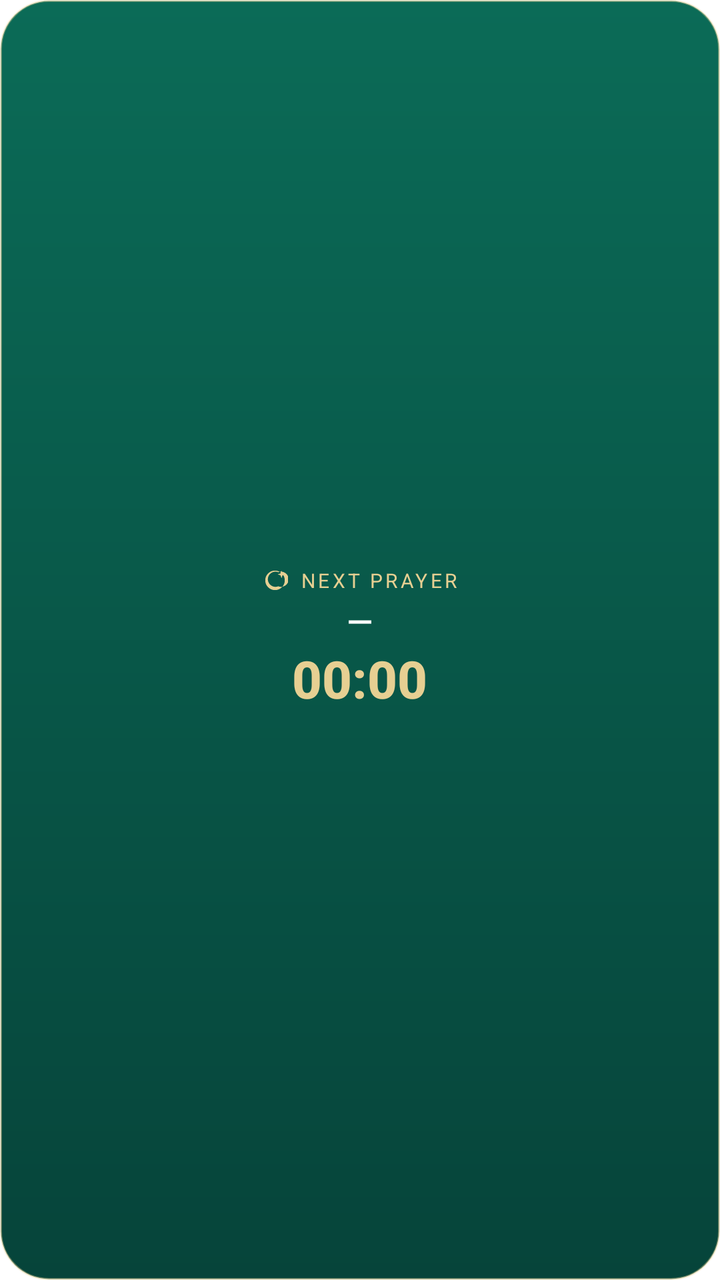
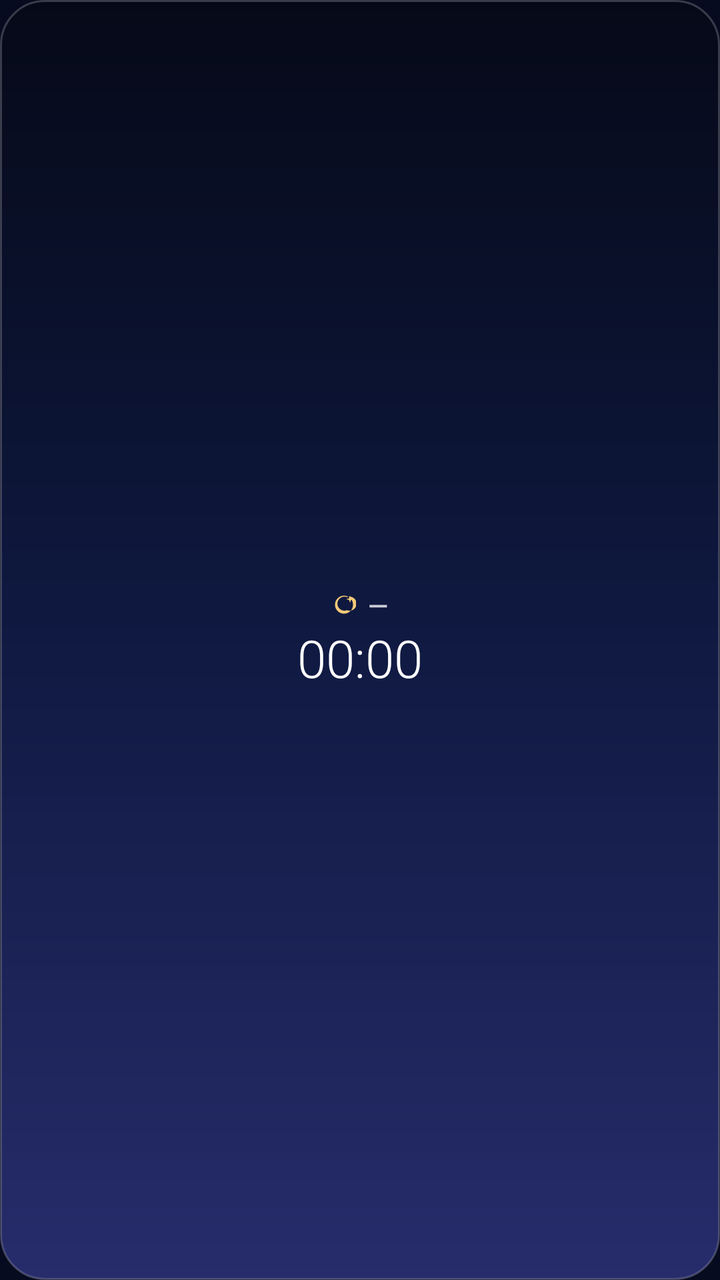

Compare the two renders of this Android layout. The source of the first and the diff that turns it into the second are given below.
<!-- AndroidManifest.xml: application theme Theme.AzanUlm -->
<!-- res/layout/widget_next_prayer.xml -->
<?xml version="1.0" encoding="utf-8"?>
<LinearLayout xmlns:android="http://schemas.android.com/apk/res/android"
    android:id="@+id/widget_root"
    android:layout_width="match_parent"
    android:layout_height="match_parent"
    android:orientation="vertical"
    android:background="@drawable/widget_background"
    android:paddingHorizontal="14dp"
    android:paddingVertical="10dp"
    android:gravity="center">

    <LinearLayout
        android:id="@+id/widget_header"
        android:layout_width="wrap_content"
        android:layout_height="wrap_content"
        android:orientation="horizontal"
        android:gravity="center_vertical">

        <ImageView
            android:layout_width="13dp"
            android:layout_height="13dp"
            android:src="@drawable/ic_crescent_star"
            android:tint="@color/widget_gold_light"
            android:contentDescription="@null" />

        <TextView
            android:id="@+id/widget_label"
            android:layout_width="wrap_content"
            android:layout_height="wrap_content"
            android:layout_marginStart="6dp"
            android:text="@string/widget_next_prayer"
            android:textColor="@color/widget_gold_light"
            android:textSize="10sp"
            android:letterSpacing="0.14"
            android:textAllCaps="true"
            android:maxLines="1" />
    </LinearLayout>

    <TextView
        android:id="@+id/widget_prayer"
        android:layout_width="wrap_content"
        android:layout_height="wrap_content"
        android:layout_marginTop="2dp"
        android:maxLines="1"
        android:ellipsize="end"
        android:text="—"
        android:textColor="@color/widget_text"
        android:textSize="17sp"
        android:fontFamily="sans-serif-medium" />

    <Chronometer
        android:id="@+id/widget_countdown"
        android:layout_width="wrap_content"
        android:layout_height="wrap_content"
        android:maxLines="1"
        android:textColor="@color/widget_gold_light"
        android:textSize="26sp"
        android:textStyle="bold"
        android:fontFamily="sans-serif-medium" />

    <TextView
        android:id="@+id/widget_empty"
        android:layout_width="wrap_content"
        android:layout_height="wrap_content"
        android:layout_marginTop="2dp"
        android:maxLines="2"
        android:gravity="center"
        android:text="@string/widget_empty_hint"
        android:textColor="@color/widget_text_soft"
        android:textSize="12sp"
        android:visibility="gone" />
</LinearLayout>
<!-- resources referenced by this layout -->
<resources>
  <color name="widget_gold_light">#E6CF92</color>
  <color name="widget_text">#FFFFFF</color>
  <color name="widget_text_soft">#D9E7E1</color>
  <!-- drawable ic_crescent_star (drawable) -->
  <?xml version="1.0" encoding="utf-8"?>
  <vector xmlns:android="http://schemas.android.com/apk/res/android"
      android:width="24dp" android:height="24dp"
      android:viewportWidth="24" android:viewportHeight="24">
      <path android:fillColor="#FFFFFFFF" android:fillType="evenOdd"
          android:pathData="M12,3 A9,9 0 1 0 12,21 A9,9 0 1 0 12,3 Z M15,4.5 A7,7 0 1 1 15,17.5 A7,7 0 1 1 15,4.5 Z" />
      <path android:fillColor="#FFFFFFFF"
          android:pathData="M18,3 L18.9,5.6 L21.5,6.5 L18.9,7.4 L18,10 L17.1,7.4 L14.5,6.5 L17.1,5.6 Z" />
  </vector>
  <!-- drawable widget_background (drawable) -->
  <?xml version="1.0" encoding="utf-8"?>
  <shape xmlns:android="http://schemas.android.com/apk/res/android"
      android:shape="rectangle">
      <gradient
          android:angle="270"
          android:startColor="@color/widget_emerald"
          android:endColor="@color/widget_emerald_deep" />
      <corners android:radius="24dp" />
      <stroke
          android:width="1dp"
          android:color="#66E6CF92" />
  </shape>
  <string name="widget_empty_hint">Open the app</string>
  <string name="widget_next_prayer">Next prayer</string>
  <style name="Theme.AzanUlm" parent="android:Theme.Material.Light.NoActionBar">
          <item name="android:statusBarColor">#1B5E20</item>
          <item name="android:windowBackground">@android:color/white</item>
      </style>
  <color name="widget_emerald">#0B6B57</color>
  <color name="widget_emerald_deep">#06443A</color>
</resources>

<!-- the commit's change to res/layout/widget_next_prayer.xml (unified diff, before → after) -->
@@ -4,9 +4,9 @@
     android:layout_width="match_parent"
     android:layout_height="match_parent"
     android:orientation="vertical"
-    android:background="@drawable/widget_background"
+    android:background="@drawable/widget_sky_night"
     android:paddingHorizontal="14dp"
-    android:paddingVertical="10dp"
+    android:paddingVertical="8dp"
     android:gravity="center">
 
     <LinearLayout
@@ -17,46 +17,34 @@
         android:gravity="center_vertical">
 
         <ImageView
-            android:layout_width="13dp"
-            android:layout_height="13dp"
+            android:layout_width="12dp"
+            android:layout_height="12dp"
             android:src="@drawable/ic_crescent_star"
-            android:tint="@color/widget_gold_light"
+            android:tint="@color/widget_accent"
             android:contentDescription="@null" />
 
         <TextView
-            android:id="@+id/widget_label"
+            android:id="@+id/widget_prayer"
             android:layout_width="wrap_content"
             android:layout_height="wrap_content"
             android:layout_marginStart="6dp"
-            android:text="@string/widget_next_prayer"
-            android:textColor="@color/widget_gold_light"
-            android:textSize="10sp"
-            android:letterSpacing="0.14"
-            android:textAllCaps="true"
-            android:maxLines="1" />
+            android:maxLines="1"
+            android:ellipsize="end"
+            android:text="—"
+            android:textColor="@color/widget_text_soft"
+            android:textSize="13sp"
+            android:fontFamily="sans-serif-medium" />
     </LinearLayout>
-
-    <TextView
-        android:id="@+id/widget_prayer"
-        android:layout_width="wrap_content"
-        android:layout_height="wrap_content"
-        android:layout_marginTop="2dp"
-        android:maxLines="1"
-        android:ellipsize="end"
-        android:text="—"
-        android:textColor="@color/widget_text"
-        android:textSize="17sp"
-        android:fontFamily="sans-serif-medium" />
 
     <Chronometer
         android:id="@+id/widget_countdown"
         android:layout_width="wrap_content"
         android:layout_height="wrap_content"
         android:maxLines="1"
-        android:textColor="@color/widget_gold_light"
+        android:textColor="@color/widget_text"
         android:textSize="26sp"
-        android:textStyle="bold"
-        android:fontFamily="sans-serif-medium" />
+        android:fontFamily="sans-serif-light"
+        android:fontFeatureSettings="tnum" />
 
     <TextView
         android:id="@+id/widget_empty"
<!-- resource entries referenced after the edit -->
@@ -1,8 +1,8 @@
 <!-- resources referenced by this layout -->
 <resources>
-  <color name="widget_gold_light">#E6CF92</color>
+  <color name="widget_accent">#F4C977</color>
   <color name="widget_text">#FFFFFF</color>
-  <color name="widget_text_soft">#D9E7E1</color>
+  <color name="widget_text_soft">#C7FFFFFF</color>
   <!-- drawable ic_crescent_star (drawable) -->
   <?xml version="1.0" encoding="utf-8"?>
   <vector xmlns:android="http://schemas.android.com/apk/res/android"
@@ -13,26 +13,27 @@
       <path android:fillColor="#FFFFFFFF"
           android:pathData="M18,3 L18.9,5.6 L21.5,6.5 L18.9,7.4 L18,10 L17.1,7.4 L14.5,6.5 L17.1,5.6 Z" />
   </vector>
-  <!-- drawable widget_background (drawable) -->
+  <!-- drawable widget_sky_night (drawable) -->
   <?xml version="1.0" encoding="utf-8"?>
   <shape xmlns:android="http://schemas.android.com/apk/res/android"
       android:shape="rectangle">
       <gradient
           android:angle="270"
-          android:startColor="@color/widget_emerald"
-          android:endColor="@color/widget_emerald_deep" />
-      <corners android:radius="24dp" />
+          android:type="linear"
+          android:startColor="#E6050816"
+          android:centerColor="#E6101A44"
+          android:endColor="#E62A2F72" />
+      <corners android:radius="22dp" />
       <stroke
           android:width="1dp"
-          android:color="#66E6CF92" />
+          android:color="#33FFFFFF" />
   </shape>
   <string name="widget_empty_hint">Open the app</string>
-  <string name="widget_next_prayer">Next prayer</string>
-  <style name="Theme.AzanUlm" parent="android:Theme.Material.Light.NoActionBar">
-          <item name="android:statusBarColor">#1B5E20</item>
-          <item name="android:windowBackground">@android:color/white</item>
+  <style name="Theme.AzanUlm" parent="android:Theme.Material.NoActionBar">
+          <item name="android:statusBarColor">@android:color/transparent</item>
+          <item name="android:navigationBarColor">@android:color/transparent</item>
+          <item name="android:windowBackground">@color/sky_night_base</item>
       </style>
-  <color name="widget_emerald">#0B6B57</color>
-  <color name="widget_emerald_deep">#06443A</color>
+  <color name="sky_night_base">#070B1F</color>
 </resources>
 
